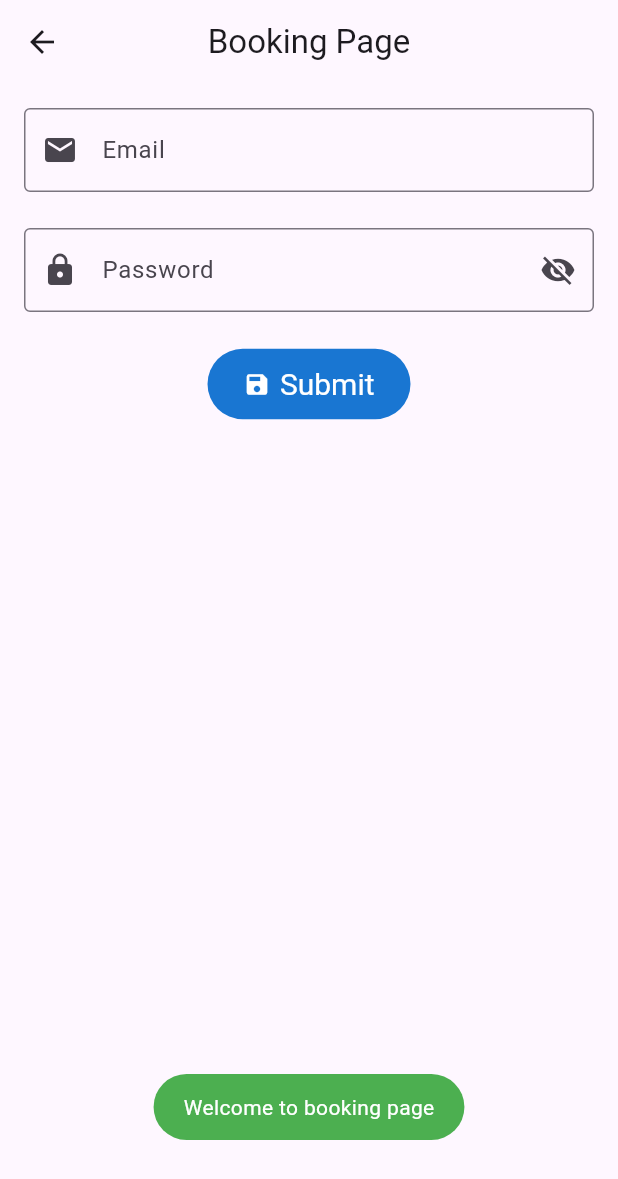
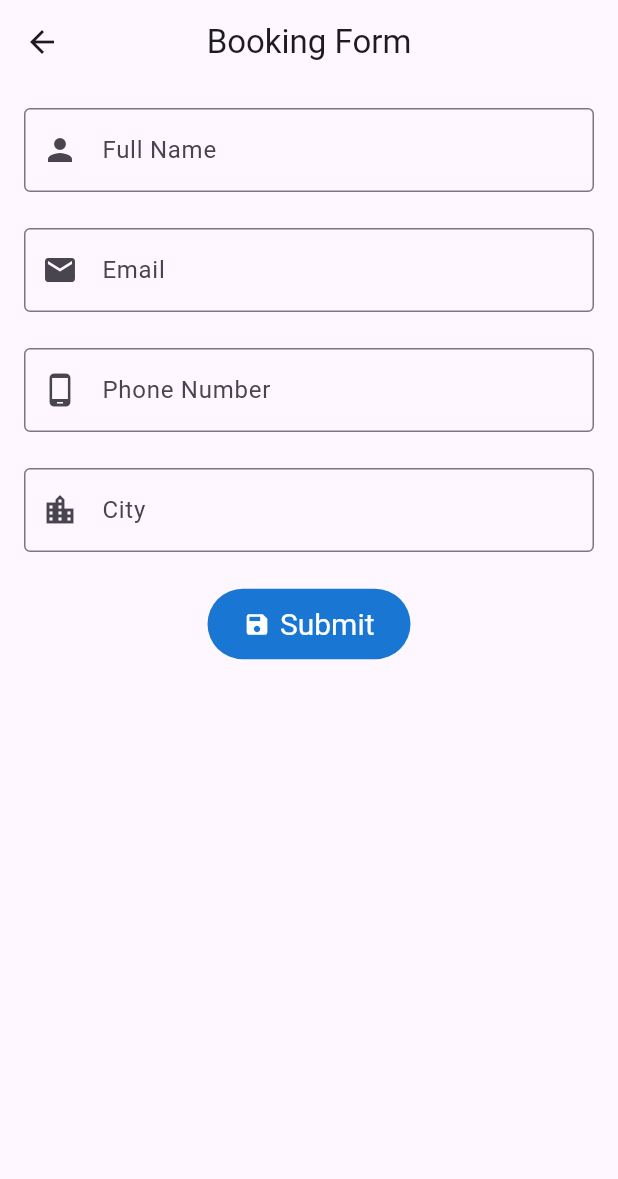
Before and after one commit to Hagen-Kwik/Flutter-DEPD, a Flutter app: the screen it shows after launch, after a tap on "Book Now", on a phone screen of 412 x 824 dp. Shown: the top 1179 px of the screen. Run offline on Flutter 3.47's test engine with Material 2 defaults, Android fonts, the phone set to English and light mode, and no system bars; our stand-ins replace email_validator, fluttertoast; missing offline and left inert: dart:ffi.

Commit message:
Mission 2

```diff
--- a/depd/lib/main.dart
+++ b/depd/lib/main.dart
@@ -1,6 +1,8 @@
 // import 'package:depd/home.dart';
 import 'package:depd/mission1.dart';
-import 'package:depd/room.dart';
+// import 'package:depd/room.dart';
+// import 'package:depd/mission2.dart';
+
 // import 'package:depd/room.dart';
 import 'package:flutter/material.dart';
 
@@ -21,7 +23,7 @@ class MyApp extends StatelessWidget {
         useMaterial3: true,
       ),
       debugShowCheckedModeBanner: false,
-      home: const RoomPage(),
+      home: const Mission1Page(),
     );
   }
 }
--- a/depd/lib/mission1.dart
+++ b/depd/lib/mission1.dart
@@ -1,5 +1,6 @@
 // ignore_for_file: sized_box_for_whitespace, prefer_const_literals_to_create_immutables, prefer_const_constructors
 
+import 'package:depd/mission2.dart';
 import 'package:flutter/material.dart';
 
 class Mission1Page extends StatefulWidget {
@@ -142,6 +143,18 @@ class _Mission1PageState extends State<Mission1Page> {
               ),
             ),
           ),
+          Container(
+            alignment: Alignment.bottomRight,
+            padding: EdgeInsets.all(16.0), // Adjust the padding as needed
+            child: ElevatedButton(
+              onPressed: () {
+                Navigator.push(context, MaterialPageRoute(builder: (context) {
+                  return Mission2Page();
+                }));
+              },
+              child: Text("Book Now"), // Your button label
+            ),
+          )
         ],
       ),
       floatingActionButton: Container(
--- /dev/null
+++ b/depd/lib/mission2.dart
@@ -0,0 +1,178 @@
+// ignore_for_file: prefer_const_constructors, sized_box_for_whitespace, prefer_const_literals_to_create_immutables
+
+import 'dart:ffi';
+
+import 'package:email_validator/email_validator.dart';
+import 'package:flutter/material.dart';
+import 'package:fluttertoast/fluttertoast.dart';
+
+class Mission2Page extends StatefulWidget {
+  const Mission2Page({super.key});
+
+  @override
+  State<Mission2Page> createState() => _Mission2Page();
+}
+
+class _Mission2Page extends State<Mission2Page> {
+  void _increment() {
+    setState(() {});
+  }
+
+  final _bookingKey = GlobalKey<FormState>();
+  final ctrlEmail = TextEditingController();
+  final ctrlName = TextEditingController();
+  final ctrlPhone = TextEditingController();
+  final ctrlCity = TextEditingController();
+
+  bool isHide = true;
+
+  @override
+  Widget build(BuildContext context) {
+    return Scaffold(
+        appBar: AppBar(
+          title: Text("Booking Form"),
+          centerTitle: true,
+        ),
+        body: SingleChildScrollView(
+          child: Container(
+            width: double.infinity,
+            height: MediaQuery.of(context).size.height -
+                AppBar().preferredSize.height,
+            padding: EdgeInsets.all(16),
+            child: Form(
+              key: _bookingKey,
+              child: Column(
+                children: [
+                  TextFormField(
+                    controller: ctrlName,
+                    keyboardType: TextInputType.text,
+                    decoration: InputDecoration(
+                        labelText: "Full Name",
+                        border: OutlineInputBorder(),
+                        prefixIcon: Icon(Icons.person)),
+                  ),
+                  const SizedBox(
+                    height: 24,
+                  ),
+                  TextFormField(
+                    controller: ctrlEmail,
+                    keyboardType: TextInputType.emailAddress,
+                    decoration: InputDecoration(
+                        labelText: "Email",
+                        border: OutlineInputBorder(),
+                        prefixIcon: Icon(Icons.email)),
+                    autovalidateMode: AutovalidateMode.onUserInteraction,
+                    validator: (value) {
+                      return !EmailValidator.validate(value.toString())
+                          ? "Email tidak Valid!"
+                          : null;
+                    },
+                  ),
+                  const SizedBox(
+                    height: 24,
+                  ),
+                  TextFormField(
+                    controller: ctrlPhone,
+                    keyboardType: TextInputType.phone,
+                    decoration: InputDecoration(
+                      labelText: "Phone Number",
+                      border: OutlineInputBorder(),
+                      prefixIcon: Icon(Icons.phone_android),
+                    ),
+                    autovalidateMode: AutovalidateMode.onUserInteraction,
+                    validator: (value) {
+                      final phoneRegex = RegExp(r'^\d{9,10}$');
+                      if (!phoneRegex.hasMatch(value.toString())) {
+                        return "Please enter a valid 9 or 10-digit phone number";
+                      }
+                      return null;
+                    },
+                  ),
+                  const SizedBox(
+                    height: 24,
+                  ),
+                  TextFormField(
+                    controller: ctrlCity,
+                    keyboardType: TextInputType.text,
+                    decoration: InputDecoration(
+                        labelText: "City",
+                        border: OutlineInputBorder(),
+                        prefixIcon: Icon(Icons.location_city)),
+                  ),
+                  const SizedBox(
+                    height: 24,
+                  ),
+                  ElevatedButton.icon(
+                    onPressed: () {
+                      final emailIsValid =
+                          EmailValidator.validate(ctrlEmail.text);
+                      final phoneIsValid =
+                          RegExp(r'^\d{9,10}$').hasMatch(ctrlPhone.text);
+                      final allFieldsNotNull = ctrlName.text.isNotEmpty &&
+                          emailIsValid &&
+                          phoneIsValid &&
+                          ctrlCity.text.isNotEmpty;
+
+                      showDialog(
+                        context: context,
+                        builder: (BuildContext context) {
+                          if (allFieldsNotNull) {
+                            return AlertDialog(
+                              title: Text("Booking Confirmation"),
+                              content: SizedBox(
+                                height: 80,
+                                child: Column(
+                                  crossAxisAlignment: CrossAxisAlignment.start,
+                                  children: [
+                                    Text("Name: ${ctrlName.text}"),
+                                    Text("Email: ${ctrlEmail.text}"),
+                                    Text("Phone: ${ctrlPhone.text}"),
+                                    Text("City: ${ctrlCity.text}"),
+                                  ],
+                                ),
+                              ),
+                              actions: [
+                                TextButton(
+                                  onPressed: () {
+                                    Navigator.of(context).pop();
+                                    Navigator.of(context).pop();
+                                  },
+                                  child: Text("OK"),
+                                ),
+                              ],
+                            );
+                          } else {
+                            return AlertDialog(
+                              title: Text("Booking Failed"),
+                              content: Text("Please fill all form fields!"),
+                              actions: [
+                                TextButton(
+                                  onPressed: () {
+                                    Navigator.of(context).pop();
+                                  },
+                                  child: Text("OK"),
+                                ),
+                              ],
+                            );
+                          }
+                        },
+                      );
+                    },
+                    icon: Icon(Icons.save),
+                    label: Text("Submit"),
+                    style: ElevatedButton.styleFrom(
+                        elevation: 0,
+                        padding: EdgeInsets.fromLTRB(24, 12, 24, 12),
+                        backgroundColor: Colors.blue[700],
+                        foregroundColor: Colors.white,
+                        textStyle: TextStyle(
+                          fontSize: 20,
+                        )),
+                  ),
+                ],
+              ),
+            ),
+          ),
+        ));
+  }
+}
```
